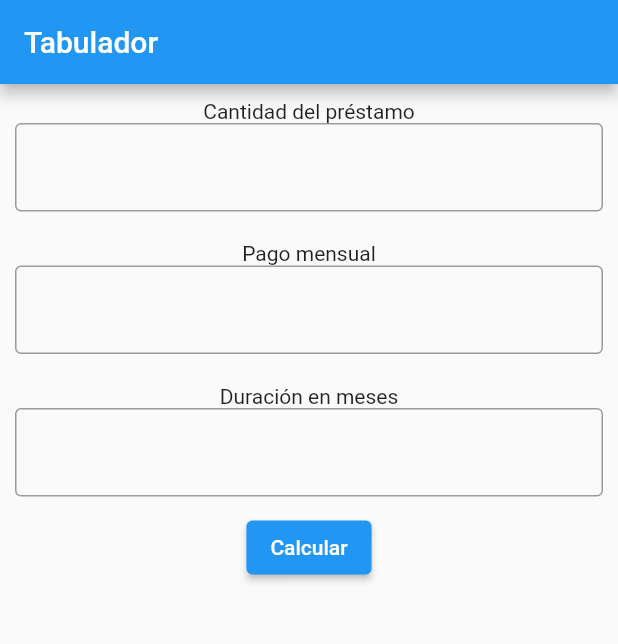
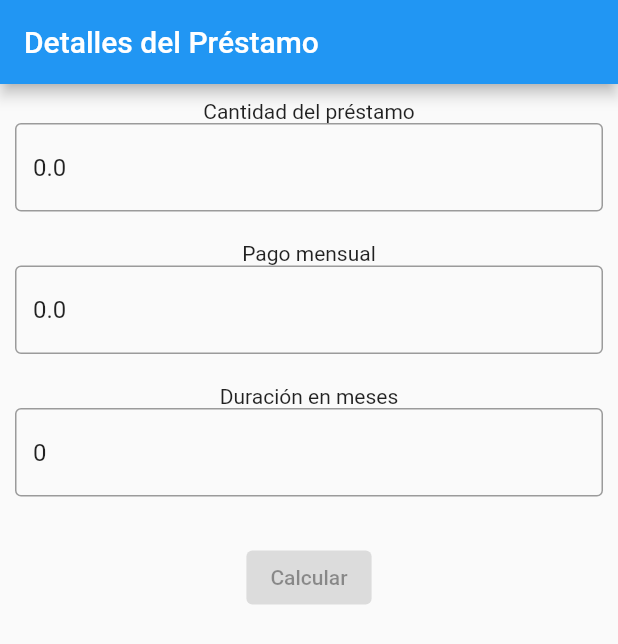
Before and after one commit to SanchezCatzin/tabulator-flutter, a Flutter app: the screen it shows after launch, on a phone screen of 412 x 824 dp. Shown: the top 644 px of the screen. Run offline on Flutter 3.47's test engine with Material 2 defaults, Android fonts, the phone set to English and light mode, and no system bars.

Commit message:
refactor: add code improvements

```diff
--- a/lib/models/loan.dart
+++ /dev/null
@@ -1,9 +0,0 @@
-class LoanRequest {
-  final double loan;
-  final double monthPayment;
-  final int duration;
-
-  LoanRequest(this.loan, this.monthPayment, this.duration);
-
-
-}
--- /dev/null
+++ b/lib/models/loan_request.dart
@@ -0,0 +1,39 @@
+class LoanRequest {
+  const LoanRequest({
+    required this.totalAmount,
+    required this.monthlyPaymentAmount,
+    required this.termInMonths,
+  });
+
+  const LoanRequest.empty()
+      : totalAmount = 0,
+        monthlyPaymentAmount = 0,
+        termInMonths = 0;
+
+  final double totalAmount;
+  final double monthlyPaymentAmount;
+  final int termInMonths;
+
+  LoanRequest copyWith({
+    double? totalAmount,
+    double? monthlyPaymentAmount,
+    int? termInMonths,
+  }) {
+    return LoanRequest(
+      totalAmount: totalAmount ?? this.totalAmount,
+      monthlyPaymentAmount: monthlyPaymentAmount ?? this.monthlyPaymentAmount,
+      termInMonths: termInMonths ?? this.termInMonths,
+    );
+  }
+
+  bool isNotEmpty() {
+    return totalAmount != 0 && monthlyPaymentAmount != 0 && termInMonths != 0;
+  }
+
+  @override
+  String toString() {
+    return 'totalAmount: $totalAmount, '
+        'monthlyPaymentAmount: $monthlyPaymentAmount, '
+        'termInMonths: $termInMonths';
+  }
+}
--- a/lib/screens/loan_payment_Details.dart
+++ /dev/null
@@ -1,222 +0,0 @@
-import 'dart:ffi';
-
-import 'package:flutter/material.dart';
-import 'package:tabulador/models/loan.dart';
-
-/* class Item {
-  Item(
-      {required this.headerText,
-      required this.expandedText,
-      this.isExpanded = false});
-
-  String headerText;
-  String expandedText;
-  bool isExpanded;
-}
-
-class PaymentList extends StatefulWidget {
-  const PaymentList({Key? key}) : super(key: key);
-
-  @override
-  State<StatefulWidget> createState() => _PaymentList();
-}
-
-class _PaymentList extends State<PaymentList> {
-  final List<Item> _data = List<Item>.generate(10, (int index) {
-    return Item(
-        headerText: 'Item $index', expandedText: 'This is item number $index');
-  });
-
-  @override
-  Widget build(BuildContext context) {
-    return SingleChildScrollView(
-      child: ExpansionPanelList(
-        expansionCallback: (int index, bool isExpanded) {
-          setState(() {
-            _data[index].isExpanded = !isExpanded;
-          });
-        },
-        children: _data.map<ExpansionPanel>((Item item) {
-          return ExpansionPanel(
-            headerBuilder: (BuildContext context, bool isExpanded) {
-              return ListTile(
-                title: Text(item.headerText),
-              );
-            },
-            body: ListTile(
-              title: Text(item.expandedText),
-              subtitle: const Text('To delete this item, click trash icon'),
-              trailing: const Icon(
-                Icons.delete,
-                color: Colors.orangeAccent,
-              ),
-              onTap: () {
-                setState(() {
-                  _data.removeWhere((Item currentItem) => item == currentItem);
-                });
-              },
-            ),
-          );
-        }).toList(),
-      ),
-    );
-  }
-} */
-
-class Payment {
-  Payment(this.paymentNumber, this.currentBalance, this.paymentAmount,
-      this.nextBalance,
-      [this.isExpanded = false]);
-
-  int paymentNumber;
-  double currentBalance;
-  double paymentAmount;
-  double nextBalance;
-  bool isExpanded;
-}
-
-List<Payment> getPayment(LoanRequest loanRequest) {
-  List<Payment> paymentList = [];
-  double currentBalance = loanRequest.loan;
-
-  for (var i = 0; i < loanRequest.duration; i++) {
-    paymentList.add(Payment(i + 1, currentBalance, loanRequest.monthPayment,
-        currentBalance - loanRequest.monthPayment));
-    currentBalance -= loanRequest.monthPayment;
-  }
-
-  print(paymentList[23].currentBalance);
-  return paymentList;
-}
-
-class Payments extends StatefulWidget {
-  final LoanRequest loanRequest;
-
-  const Payments({Key? key, required this.loanRequest}) : super(key: key);
-
-  @override
-  State<Payments> createState() => _PaymentsState();
-}
-
-class _PaymentsState extends State<Payments> {
-  List<Payment> _payments = [];
-
-  @override
-  void initState() {
-    super.initState();
-    _payments = getPayment(widget.loanRequest);
-  }
-
-  @override
-  Widget build(BuildContext context) {
-    return SingleChildScrollView(
-      child: Container(child: _renderPayments()),
-    );
-  }
-
-  Widget _renderPayments() {
-    return ExpansionPanelList(
-      expansionCallback: (int index, bool isExpanded) {
-        setState(() {
-          _payments[index].isExpanded = !isExpanded;
-        });
-      },
-      children: _payments.map<ExpansionPanel>((Payment payment) {
-        return ExpansionPanel(
-            headerBuilder: (BuildContext context, bool isExpanded) {
-              return ListTile(
-                title: Text('Pago ${payment.paymentNumber}'),
-              );
-            },
-            body: Column(
-              children: [
-                Text('Numero de pago: ${payment.paymentNumber}'),
-                Text('Balance del pago: ${payment.currentBalance}'),
-                Text('Cantidad del pago: ${payment.paymentAmount}'),
-                Text('Balance siguiente: ${payment.nextBalance}'),
-              ],
-            ),
-            isExpanded: payment.isExpanded);
-      }).toList(),
-    );
-  }
-}
-
-/* class Step {
-  Step(this.title, this.body, [this.isExpanded = false]);
-  String title;
-  String body;
-  bool isExpanded;
-}
-
-List<Step> getSteps() {
-  return [
-    Step('Step 0: Install Flutter',
-        'Install Flutter development tools according to the official documentation.'),
-    Step('Step 1: Create a project',
-        'Open your terminal, run `flutter create <project_name>` to create a new project.'),
-    Step('Step 2: Run the app',
-        'Change your terminal directory to the project directory, enter `flutter run`.'),
-  ];
-}
-
-class Steps extends StatefulWidget {
-  const Steps({Key? key}) : super(key: key);
-  @override
-  State<Steps> createState() => _StepsState();
-}
-
-class _StepsState extends State<Steps> {
-  final List<Step> _steps = getSteps();
-  @override
-  Widget build(BuildContext context) {
-    return SingleChildScrollView(
-      child: Container(
-        child: _renderSteps(),
-      ),
-    );
-  }
-
-  Widget _renderSteps() {
-    return ExpansionPanelList(
-      expansionCallback: (int index, bool isExpanded) {
-        setState(() {
-          _steps[index].isExpanded = !isExpanded;
-        });
-      },
-      children: _steps.map<ExpansionPanel>((Step step) {
-        return ExpansionPanel(
-          headerBuilder: (BuildContext context, bool isExpanded) {
-            return ListTile(
-              title: Text('Pago ${payment.title}'),
-            );
-          },
-          body: ListTile(
-            title: Text('Deuda actual ${step.body}'),
-          ),
-          isExpanded: step.isExpanded,
-        );
-      }).toList(),
-    );
-  }
-} */
-
-class LoanPaymentDetails extends StatefulWidget {
-  const LoanPaymentDetails({super.key});
-
-  @override
-  State<StatefulWidget> createState() => _LoanPaymentDetails();
-}
-
-class _LoanPaymentDetails extends State<LoanPaymentDetails> {
-  @override
-  Widget build(BuildContext context) {
-    final args = ModalRoute.of(context)!.settings.arguments as LoanRequest;
-
-    return Scaffold(
-        appBar: AppBar(
-          title: const Text("Listado de pagos"),
-        ),
-        body: Payments(loanRequest: args));
-  }
-}
--- a/lib/screens/loan_request_page.dart
+++ b/lib/screens/loan_request_page.dart
@@ -1,134 +1,163 @@
 import 'package:flutter/material.dart';
 import 'package:flutter/services.dart';
-import 'package:tabulador/models/loan.dart';
+import 'package:tabulador/models/loan_request.dart';
+
+import '../main.dart';
+
+const totalLoanAmountLabel = 'Cantidad del préstamo';
+const monthlyPaymentAmountLabel = 'Pago mensual';
+const termInMonthsLabel = 'Duración en meses';
+const pageTitle = 'Detalles del Préstamo';
+const mainButtonLabel = 'Calcular';
+const clearButtonLabel = 'Reiniciar';
 
 class LoanRequestPage extends StatefulWidget {
+  const LoanRequestPage({super.key});
+
   @override
   State<StatefulWidget> createState() => _LoanRequestPage();
 }
 
 class _LoanRequestPage extends State<LoanRequestPage> {
-  final TextEditingController _totalLoan = TextEditingController();
-  final TextEditingController _montlyPaymentAmount = TextEditingController();
-  final TextEditingController _loanTermInMonths = TextEditingController();
-
-  late FocusNode myFocusNode1;
-  late FocusNode myFocusNode2;
-  late FocusNode myFocusNode3;
-
-  bool monthCheck = false;
-  bool loanCheck = false;
-  bool paymenCheck = false;
-
-  @override
-  void initState() {
-    super.initState();
-
-    myFocusNode1 = FocusNode(debugLabel: 'TextField1');
-    myFocusNode2 = FocusNode(debugLabel: 'TextField2');
-    myFocusNode3 = FocusNode(debugLabel: 'TextField3');
-
-    myFocusNode1.addListener(() {
-      if (!myFocusNode1.hasFocus) {
-        if (_totalLoan.text != "") {
-          loanCheck = true;
-        } else {
-          loanCheck = false;
-        }
-      }
-    });
-
-    myFocusNode2.addListener(() {
-      if (!myFocusNode2.hasFocus) {
-        if (_montlyPaymentAmount.text != "") {
-          paymenCheck = true;
-        } else {
-          paymenCheck = false;
-        }
-      }
-    });
-
-    myFocusNode3.addListener(() {
-      if (!myFocusNode3.hasFocus) {
-        if (_loanTermInMonths.text != "") {
-          monthCheck = true;
-        } else {
-          monthCheck = false;
-        }
-      }
-    });
-  }
-
-  @override
-  void dispose() {
-    myFocusNode1.dispose();
-    myFocusNode2.dispose();
-    myFocusNode3.dispose();
-
-    super.dispose();
-  }
+  bool isMainButtonEnabled = false;
+  LoanRequest loanRequest = const LoanRequest.empty();
 
   @override
   Widget build(BuildContext context) {
     return Scaffold(
       appBar: AppBar(
-          title: Text('Tabulador'),
+        title: const Text(pageTitle),
       ),
       body: Column(
-          children: <Widget>[
-            _createTextField(myFocusNode1, 'Cantidad del préstamo', _totalLoan),
-            _createTextField(
-                myFocusNode2, 'Pago mensual', _montlyPaymentAmount),
-            _createTextField(
-                myFocusNode3, 'Duración en meses', _loanTermInMonths),
-            ElevatedButton(
-                onPressed: () {
-                  myFocusNode1.unfocus();
-                  myFocusNode2.unfocus();
-                  myFocusNode3.unfocus();
-
-                  Future.delayed(Duration.zero, () {
-                    print('Loan: ${loanCheck} '
-                        'Payment: ${paymenCheck} '
-                        'Month: ${monthCheck}');
-
-                    if (monthCheck && loanCheck && paymenCheck) {
-                      LoanRequest loanRequest = LoanRequest(
-                          double.parse(_totalLoan.text),
-                          double.parse(_montlyPaymentAmount.text),
-                          int.parse(_loanTermInMonths.text));
-
-                      Navigator.pushNamed(context, '/LoanPaymentsDetails',
-                          arguments: loanRequest);
+        children: [
+          _InputField(
+            initialValue: loanRequest.totalAmount.toString(),
+            label: totalLoanAmountLabel,
+            onInputFieldListener: (value) {
+              _updateMainButtonEnabledValue(() {
+                double newValue = 0;
+                if (value.isNotEmpty) {
+                  newValue = double.parse(value);
                 }
+                return loanRequest.copyWith(
+                  totalAmount: newValue,
+                );
               });
             },
-                child: Text("Calcular"))
+          ),
+          _InputField(
+            initialValue: loanRequest.monthlyPaymentAmount.toString(),
+            label: monthlyPaymentAmountLabel,
+            onInputFieldListener: (value) {
+              _updateMainButtonEnabledValue(() {
+                double newValue = 0;
+                if (value.isNotEmpty) {
+                  newValue = double.parse(value);
+                }
+                return loanRequest.copyWith(
+                  monthlyPaymentAmount: newValue,
+                );
+              });
+            },
+          ),
+          _InputField(
+            initialValue: loanRequest.termInMonths.toString(),
+            label: termInMonthsLabel,
+            onInputFieldListener: (value) {
+              _updateMainButtonEnabledValue(() {
+                int newValue = 0;
+                if (value.isNotEmpty) {
+                  newValue = int.parse(value);
+                }
+                return loanRequest.copyWith(
+                  termInMonths: newValue,
+                );
+              });
+            },
+          ),
+          Padding(
+            padding: const EdgeInsets.only(top: 20),
+            child: ElevatedButton(
+              onPressed: isMainButtonEnabled ? _onCalculateTapped : null,
+              child: const Text(mainButtonLabel),
+            ),
+          ),
         ],
-        ) /*  */
+      ),
     );
   }
 
-  Widget _createTextField(FocusNode focusNode, String labelText,
-      TextEditingController textEditingController) {
+  void _updateMainButtonEnabledValue(
+    LoanRequest Function() callback,
+  ) {
+    setState(() {
+      loanRequest = callback.call();
+      isMainButtonEnabled = loanRequest.isNotEmpty();
+    });
+  }
+
+  void _resetForm() {
+    _updateMainButtonEnabledValue(
+      () => const LoanRequest.empty(),
+    );
+  }
+
+  void _onCalculateTapped() {
+    if (loanRequest.isNotEmpty()) {
+      Navigator.pushNamed(
+        context,
+        AppRoutes.details,
+        arguments: loanRequest,
+      );
+      _resetForm();
+    }
+  }
+}
+
+typedef OnInputFieldListener = Function(String);
+
+class _InputField extends StatefulWidget {
+  const _InputField({
+    Key? key,
+    required this.label,
+    required this.initialValue,
+    required this.onInputFieldListener,
+  }) : super(key: key);
+
+  final String label;
+  final String initialValue;
+  final OnInputFieldListener onInputFieldListener;
+
+  @override
+  State<_InputField> createState() => _InputFieldState();
+}
+
+class _InputFieldState extends State<_InputField> {
+  @override
+  Widget build(BuildContext context) {
     return Container(
-        margin: EdgeInsets.all(10.0),
+      margin: const EdgeInsets.all(10.0),
       child: Column(
         children: [
           Text(
-              labelText,
+            widget.label,
             textAlign: TextAlign.left,
           ),
-            TextField(
-              controller: textEditingController,
-              decoration: InputDecoration(border: OutlineInputBorder()),
-              focusNode: focusNode,
+          TextFormField(
+            initialValue: widget.initialValue,
+            onChanged: widget.onInputFieldListener,
+            decoration: const InputDecoration(
+              border: OutlineInputBorder(),
+            ),
             keyboardType: TextInputType.number,
             inputFormatters: <TextInputFormatter>[
-                FilteringTextInputFormatter.allow(RegExp(r'^\d+\.?\d{0,2}'))
+              FilteringTextInputFormatter.allow(
+                RegExp(r'^\d+\.?\d{0,2}'),
+              )
             ],
           ),
         ],
-        ));
+      ),
+    );
   }
 }
--- a/pubspec.yaml
+++ b/pubspec.yaml
@@ -19,7 +19,7 @@ publish_to: 'none' # Remove this line if you wish to publish to pub.dev
 version: 1.0.0+1
 
 environment:
-  sdk: '>=3.0.6 <4.0.0'
+  sdk: ">=2.19.4 <4.0.0"
 
 # Dependencies specify other packages that your package needs in order to work.
 # To automatically upgrade your package dependencies to the latest versions
```
Also changed, not shown: lib/main.dart (+16 -9 lines), lib/models/payment.dart (added, +13 -0 lines), lib/screens/loan_payments_details_page.dart (added, +114 -0 lines), pubspec.lock. Lines whose indentation alone changed are shown as unchanged.
